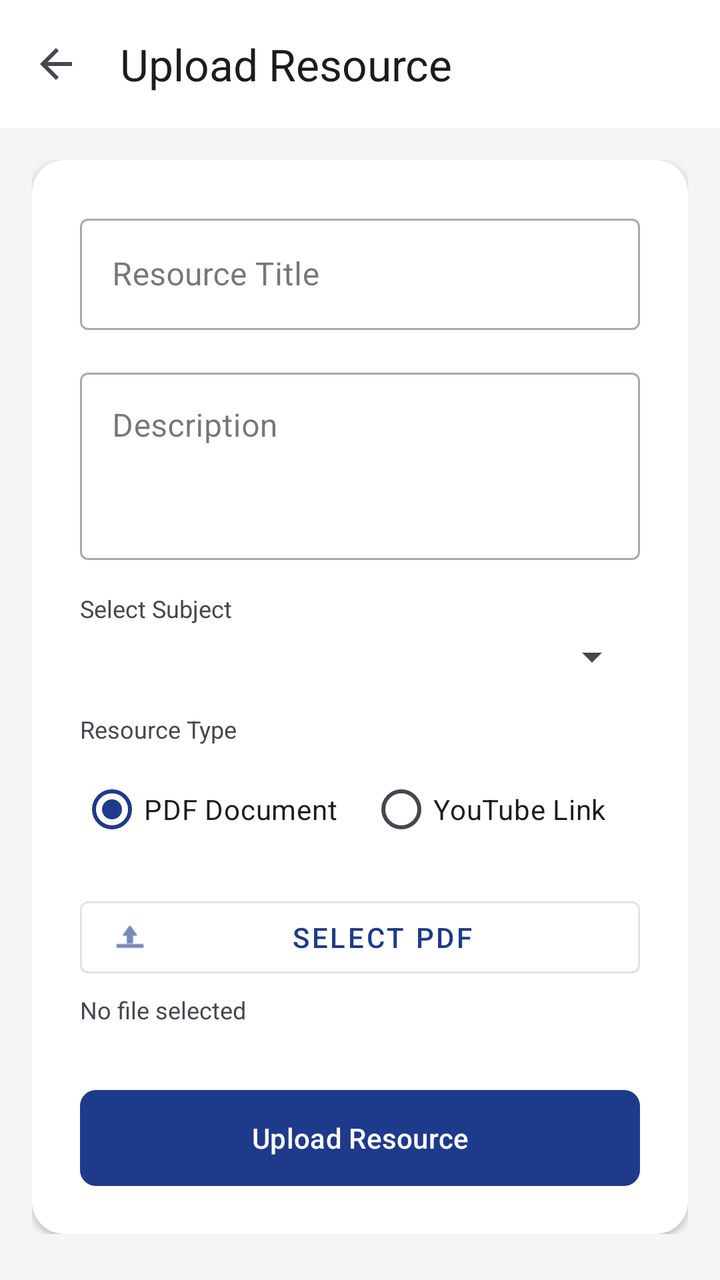
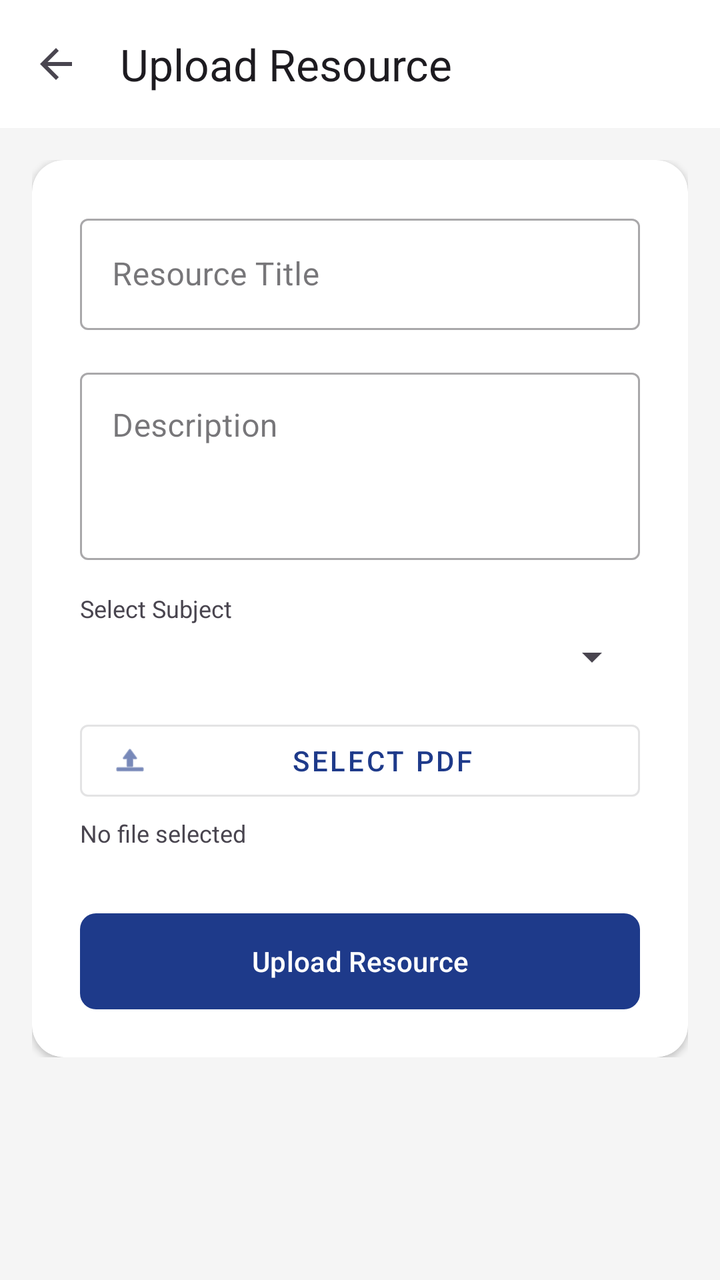

An Android layout rendered at two revisions. The XML below is the earlier revision; the diff shows what the commit changed to produce the second picture.
<!-- AndroidManifest.xml: application theme Theme.MyCampus -->
<!-- res/layout/activity_upload_resource.xml -->
<?xml version="1.0" encoding="utf-8"?>
<androidx.coordinatorlayout.widget.CoordinatorLayout xmlns:android="http://schemas.android.com/apk/res/android"
    xmlns:app="http://schemas.android.com/apk/res-auto"
    android:layout_width="match_parent"
    android:layout_height="match_parent"
    android:background="#F5F5F5">

    <com.google.android.material.appbar.AppBarLayout
        android:layout_width="match_parent"
        android:layout_height="wrap_content">
        <androidx.appcompat.widget.Toolbar
            android:id="@+id/toolbar"
            android:layout_width="match_parent"
            android:layout_height="?attr/actionBarSize"
            android:background="@android:color/white"
            app:title="@string/title_upload_resource"
            app:navigationIcon="?attr/homeAsUpIndicator" />
    </com.google.android.material.appbar.AppBarLayout>

    <androidx.core.widget.NestedScrollView
        android:layout_width="match_parent"
        android:layout_height="match_parent"
        app:layout_behavior="@string/appbar_scrolling_view_behavior">

        <LinearLayout
            android:layout_width="match_parent"
            android:layout_height="wrap_content"
            android:orientation="vertical"
            android:padding="16dp">

            <com.google.android.material.card.MaterialCardView
                android:layout_width="match_parent"
                android:layout_height="wrap_content"
                app:cardCornerRadius="16dp"
                app:cardElevation="2dp">

                <LinearLayout
                    android:layout_width="match_parent"
                    android:layout_height="wrap_content"
                    android:orientation="vertical"
                    android:padding="24dp">

                    <com.google.android.material.textfield.TextInputLayout
                        style="@style/Widget.MaterialComponents.TextInputLayout.OutlinedBox"
                        android:layout_width="match_parent"
                        android:layout_height="wrap_content"
                        android:layout_marginBottom="16dp"
                        android:hint="@string/hint_resource_title">
                        <com.google.android.material.textfield.TextInputEditText
                            android:id="@+id/etResourceTitle"
                            android:layout_width="match_parent"
                            android:layout_height="wrap_content" />
                    </com.google.android.material.textfield.TextInputLayout>

                    <com.google.android.material.textfield.TextInputLayout
                        style="@style/Widget.MaterialComponents.TextInputLayout.OutlinedBox"
                        android:layout_width="match_parent"
                        android:layout_height="wrap_content"
                        android:layout_marginBottom="16dp"
                        android:hint="@string/hint_resource_description">
                        <com.google.android.material.textfield.TextInputEditText
                            android:id="@+id/etResourceDescription"
                            android:layout_width="match_parent"
                            android:layout_height="wrap_content"
                            android:minLines="3"
                            android:gravity="top" />
                    </com.google.android.material.textfield.TextInputLayout>

                    <TextView
                        android:layout_width="wrap_content"
                        android:layout_height="wrap_content"
                        android:text="@string/select_subject"
                        android:textSize="12sp"
                        android:layout_marginBottom="4dp" />
                    <Spinner
                        android:id="@+id/spSubject"
                        android:layout_width="match_parent"
                        android:layout_height="wrap_content"
                        android:layout_marginBottom="16dp" />

                    <TextView
                        android:layout_width="wrap_content"
                        android:layout_height="wrap_content"
                        android:text="@string/resource_type"
                        android:textSize="12sp"
                        android:layout_marginBottom="8dp" />
                    <RadioGroup
                        android:id="@+id/rgResourceType"
                        android:layout_width="match_parent"
                        android:layout_height="wrap_content"
                        android:orientation="horizontal"
                        android:layout_marginBottom="16dp">
                        <RadioButton
                            android:id="@+id/rbPdf"
                            android:layout_width="wrap_content"
                            android:layout_height="wrap_content"
                            android:text="@string/pdf"
                            android:checked="true" />
                        <RadioButton
                            android:id="@+id/rbYoutube"
                            android:layout_width="wrap_content"
                            android:layout_height="wrap_content"
                            android:text="@string/youtube"
                            android:layout_marginStart="16dp" />
                    </RadioGroup>

                    <LinearLayout
                        android:id="@+id/llPdfPicker"
                        android:layout_width="match_parent"
                        android:layout_height="wrap_content"
                        android:orientation="vertical"
                        android:visibility="visible">
                        <com.google.android.material.button.MaterialButton
                            android:id="@+id/btnPickPdf"
                            style="@style/Widget.MaterialComponents.Button.OutlinedButton"
                            android:layout_width="match_parent"
                            android:layout_height="wrap_content"
                            android:text="@string/btn_pick_pdf"
                            app:icon="@android:drawable/ic_menu_upload" />
                        <TextView
                            android:id="@+id/tvSelectedFileName"
                            android:layout_width="wrap_content"
                            android:layout_height="wrap_content"
                            android:text="No file selected"
                            android:textSize="12sp"
                            android:layout_marginTop="4dp"
                            android:layout_marginBottom="16dp" />
                    </LinearLayout>

                    <com.google.android.material.textfield.TextInputLayout
                        android:id="@+id/tilYoutubeUrl"
                        style="@style/Widget.MaterialComponents.TextInputLayout.OutlinedBox"
                        android:layout_width="match_parent"
                        android:layout_height="wrap_content"
                        android:layout_marginBottom="16dp"
                        android:hint="@string/hint_youtube_url"
                        android:visibility="gone">
                        <com.google.android.material.textfield.TextInputEditText
                            android:id="@+id/etYoutubeUrl"
                            android:layout_width="match_parent"
                            android:layout_height="wrap_content" />
                    </com.google.android.material.textfield.TextInputLayout>

                    <com.google.android.material.button.MaterialButton
                        android:id="@+id/btnUpload"
                        android:layout_width="match_parent"
                        android:layout_height="wrap_content"
                        android:text="@string/btn_upload"
                        android:layout_marginTop="16dp"
                        app:cornerRadius="8dp" />

                    <ProgressBar
                        android:id="@+id/progressBar"
                        android:layout_width="wrap_content"
                        android:layout_height="wrap_content"
                        android:layout_gravity="center"
                        android:visibility="gone"
                        android:layout_marginTop="16dp" />

                </LinearLayout>
            </com.google.android.material.card.MaterialCardView>

        </LinearLayout>
    </androidx.core.widget.NestedScrollView>

</androidx.coordinatorlayout.widget.CoordinatorLayout>
<!-- resources referenced by this layout -->
<resources>
  <string name="btn_pick_pdf">Select PDF</string>
  <string name="btn_upload">Upload Resource</string>
  <string name="hint_resource_description">Description</string>
  <string name="hint_resource_title">Resource Title</string>
  <string name="hint_youtube_url">YouTube Link</string>
  <string name="pdf">PDF Document</string>
  <string name="resource_type">Resource Type</string>
  <string name="select_subject">Select Subject</string>
  <string name="title_upload_resource">Upload Resource</string>
  <string name="youtube">YouTube Link</string>
  <style name="Theme.MyCampus" parent="Theme.Material3.DayNight.NoActionBar">
          
          <item name="colorPrimary">@color/primary</item>
          <item name="colorOnPrimary">@color/white</item>
          <item name="colorPrimaryContainer">@color/primaryDark</item>
          <item name="colorSecondary">@color/secondary</item>
          <item name="colorOnSecondary">@color/white</item>
          <item name="android:navigationBarColor">@color/background</item>
          <item name="android:statusBarColor">@color/primary</item>
          <item name="android:windowBackground">@color/background</item>
  
          
          <item name="materialCardViewStyle">@style/Widget.MyCampus.CardView</item>
  
          
          <item name="materialButtonStyle">@style/Widget.MyCampus.Button</item>
      </style>
  <color name="primary">#1E3A8A</color>
  <color name="white">#FFFFFF</color>
  <color name="primaryDark">#162D68</color>
  <color name="secondary">#3B82F6</color>
  <color name="background">#F6F8FC</color>
  <style name="Widget.MyCampus.CardView" parent="Widget.Material3.CardView.Elevated">
          <item name="cardCornerRadius">16dp</item>
          <item name="cardElevation">2dp</item>
          <item name="cardBackgroundColor">@color/card_background</item>
          <item name="strokeWidth">0dp</item>
      </style>
  <style name="Widget.MyCampus.Button" parent="Widget.Material3.Button">
          <item name="cornerRadius">12dp</item>
          <item name="android:insetTop">0dp</item>
          <item name="android:insetBottom">0dp</item>
          <item name="android:minHeight">48dp</item>
      </style>
  <color name="card_background">#FFFFFF</color>
</resources>

<!-- the commit's change to res/layout/activity_upload_resource.xml (unified diff, before → after) -->
@@ -78,32 +78,6 @@
                         android:layout_height="wrap_content"
                         android:layout_marginBottom="16dp" />
 
-                    <TextView
-                        android:layout_width="wrap_content"
-                        android:layout_height="wrap_content"
-                        android:text="@string/resource_type"
-                        android:textSize="12sp"
-                        android:layout_marginBottom="8dp" />
-                    <RadioGroup
-                        android:id="@+id/rgResourceType"
-                        android:layout_width="match_parent"
-                        android:layout_height="wrap_content"
-                        android:orientation="horizontal"
-                        android:layout_marginBottom="16dp">
-                        <RadioButton
-                            android:id="@+id/rbPdf"
-                            android:layout_width="wrap_content"
-                            android:layout_height="wrap_content"
-                            android:text="@string/pdf"
-                            android:checked="true" />
-                        <RadioButton
-                            android:id="@+id/rbYoutube"
-                            android:layout_width="wrap_content"
-                            android:layout_height="wrap_content"
-                            android:text="@string/youtube"
-                            android:layout_marginStart="16dp" />
-                    </RadioGroup>
-
                     <LinearLayout
                         android:id="@+id/llPdfPicker"
                         android:layout_width="match_parent"
@@ -126,20 +100,6 @@
                             android:layout_marginTop="4dp"
                             android:layout_marginBottom="16dp" />
                     </LinearLayout>
-
-                    <com.google.android.material.textfield.TextInputLayout
-                        android:id="@+id/tilYoutubeUrl"
-                        style="@style/Widget.MaterialComponents.TextInputLayout.OutlinedBox"
-                        android:layout_width="match_parent"
-                        android:layout_height="wrap_content"
-                        android:layout_marginBottom="16dp"
-                        android:hint="@string/hint_youtube_url"
-                        android:visibility="gone">
-                        <com.google.android.material.textfield.TextInputEditText
-                            android:id="@+id/etYoutubeUrl"
-                            android:layout_width="match_parent"
-                            android:layout_height="wrap_content" />
-                    </com.google.android.material.textfield.TextInputLayout>
 
                     <com.google.android.material.button.MaterialButton
                         android:id="@+id/btnUpload"
<!-- resource entries referenced after the edit -->
@@ -4,12 +4,8 @@
   <string name="btn_upload">Upload Resource</string>
   <string name="hint_resource_description">Description</string>
   <string name="hint_resource_title">Resource Title</string>
-  <string name="hint_youtube_url">YouTube Link</string>
-  <string name="pdf">PDF Document</string>
-  <string name="resource_type">Resource Type</string>
   <string name="select_subject">Select Subject</string>
   <string name="title_upload_resource">Upload Resource</string>
-  <string name="youtube">YouTube Link</string>
   <style name="Theme.MyCampus" parent="Theme.Material3.DayNight.NoActionBar">
           
           <item name="colorPrimary">@color/primary</item>
